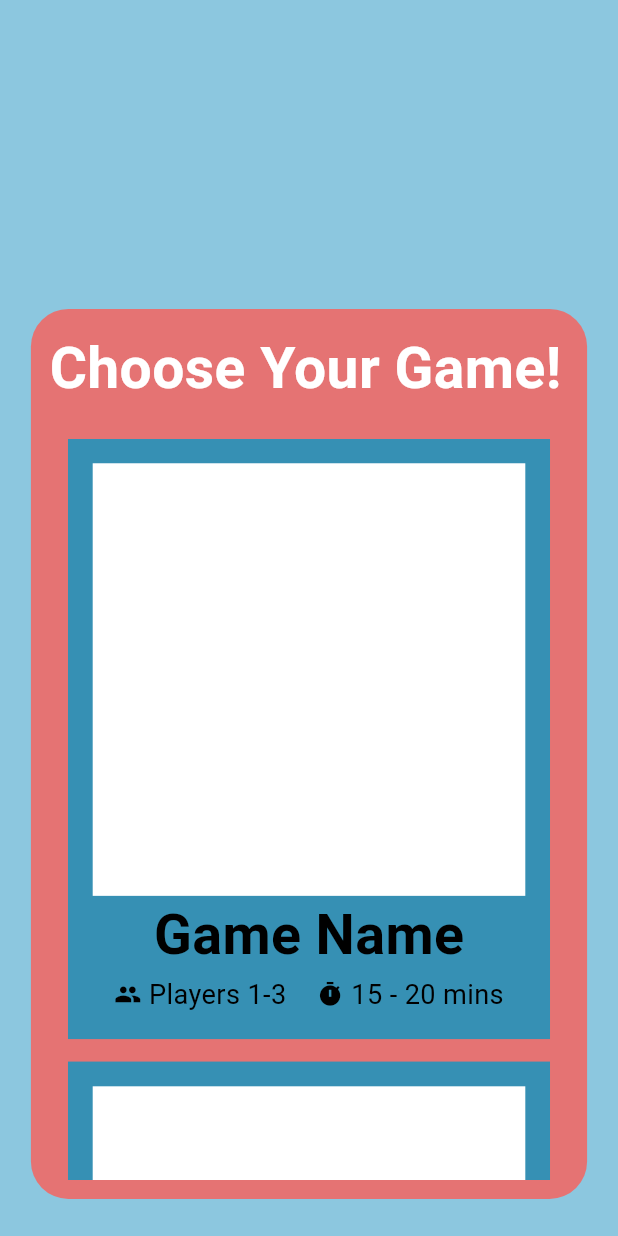
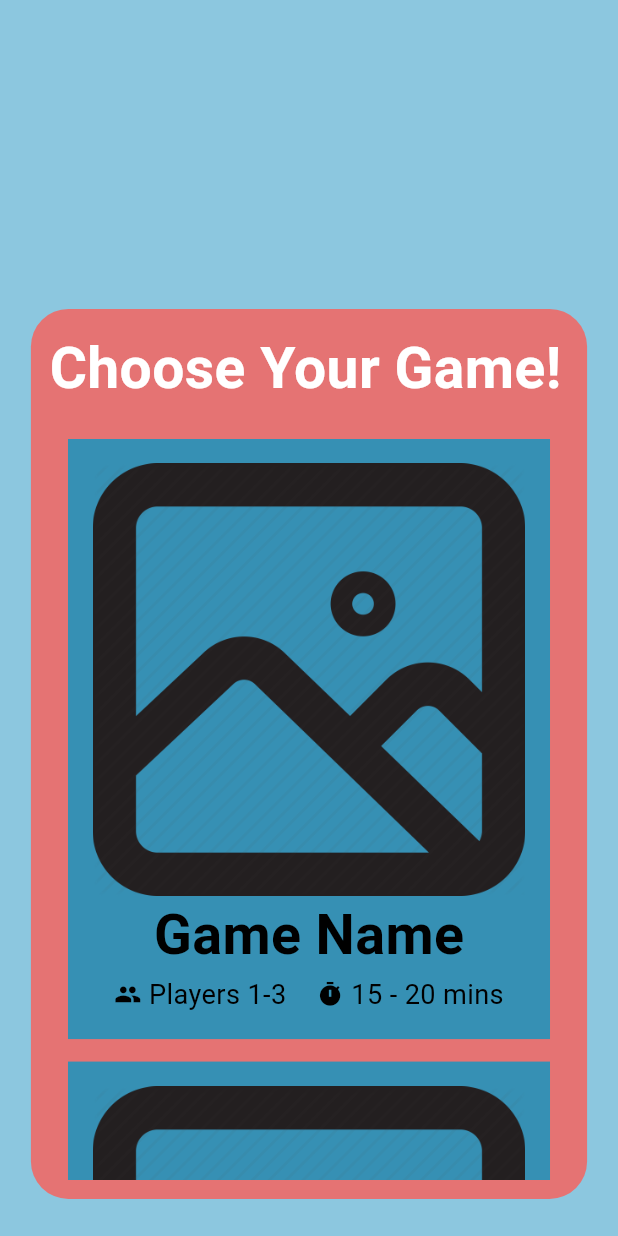
Before and after one commit to JMeachhh/interactive_darts, a Flutter app: the screen it shows after launch, on a phone screen of 412 x 824 dp. Run offline on Flutter 3.47's test engine with Material 3 defaults, Android fonts, the light colour scheme and no system bars; our stand-ins replace flutter_screenutil.

Commit message:
Test Game Pages Introduced with functionality for navigation

```diff
--- a/lib/pages/home_page.dart
+++ b/lib/pages/home_page.dart
@@ -2,6 +2,9 @@
 
 import 'package:flutter/material.dart';
 import 'package:flutter_screenutil/flutter_screenutil.dart';
+
+// game pages
+import 'package:interactive_darts/pages/test_page.dart';
 
 class HomePage extends StatefulWidget {
   const HomePage({super.key});
@@ -14,14 +17,17 @@ class GameCard extends StatelessWidget {
   final String gameName;
   final String amountOfPlayers;
   final String gameTime;
+  final Widget gamePage;
+  final String gameImage;
   // icon
-  // way to get to the game page
 
   const GameCard({
     super.key,
     required this.gameName,
     required this.amountOfPlayers,
     required this.gameTime,
+    required this.gamePage,
+    required this.gameImage,
   });
 
   @override
@@ -43,10 +49,19 @@ class GameCard extends StatelessWidget {
         child: Column(
           children: [
             // Game Icon
-            Container(
+            GestureDetector(
+              onTap: () {
+                Navigator.push(
+                  context,
+                  MaterialPageRoute(builder: (context) => gamePage),
+                );
+              },
+              child: Image(
                 height: gameIconSize,
                 width: gameIconSize,
-              color: Colors.white,
+                image: AssetImage(gameImage),
+                fit: BoxFit.cover
+              ),
             ),
 
             // Game Details
@@ -98,23 +113,30 @@ class _MyHomePageState extends State<HomePage> {
     Color? backgroundColour = Color.fromARGB(255, 140, 199, 223);
     Color? chooseGameMenuColour = Colors.red[300];
 
+    const String testImage = 'images/placeholder.jpg';
+
     // Game 1
-    // game one icon
-    const String gameOneName = "Game Name";
-    const String gameOnePlayers = "Players 1-3";
-    const String gameOneTime = "15 - 20 mins";
+    String gameOneName = "Game Name";
+    String gameOnePlayers = "Players 1-3";
+    String gameOneTime = "15 - 20 mins";
+    const String gameOneImage = testImage;
+    Widget gameOnePage = TestPage();
 
     // Game 2
     // game two icon
-    const String gameTwoName = "Game Name";
-    const String gameTwoPlayers = "Players 1-3";
-    const String gameTwoTime = "15 - 20 mins";
+    String gameTwoName = "Game Name";
+    String gameTwoPlayers = "Players 1-3";
+    String gameTwoTime = "15 - 20 mins";
+    const String gameTwoImage = testImage;
+    Widget gameTwoPage = TestPage();
 
     // Game 3
     // game three icon
-    const String gameThreeName = "Game Name";
-    const String gameThreePlayers = "Players 1-3";
-    const String gameThreeTime = "15 - 20 mins";
+    String gameThreeName = "Game Name";
+    String gameThreePlayers = "Players 1-3";
+    String gameThreeTime = "15 - 20 mins";
+    const String gameThreeImage = testImage;
+    Widget gameThreePage = TestPage();
 
     return Scaffold(
       backgroundColor: backgroundColour,
@@ -148,7 +170,10 @@ class _MyHomePageState extends State<HomePage> {
                         GameCard(
                           gameName: gameOneName,
                           amountOfPlayers: gameOnePlayers,
-                            gameTime: gameOneTime),
+                          gameTime: gameOneTime,
+                          gamePage: gameOnePage,
+                          gameImage: gameOneImage,
+                        ),
 
                         SizedBox(height: 15),
 
@@ -156,7 +181,10 @@ class _MyHomePageState extends State<HomePage> {
                         GameCard(
                           gameName: gameTwoName,
                           amountOfPlayers: gameTwoPlayers,
-                            gameTime: gameTwoTime),
+                          gameTime: gameTwoTime,
+                          gamePage: gameTwoPage,
+                          gameImage: gameTwoImage,
+                        ),
 
                         SizedBox(height: 15),
 
@@ -164,7 +192,10 @@ class _MyHomePageState extends State<HomePage> {
                         GameCard(
                           gameName: gameThreeName,
                           amountOfPlayers: gameThreePlayers,
-                            gameTime: gameThreeTime)
+                          gameTime: gameThreeTime,
+                          gamePage: gameThreePage,
+                          gameImage: gameThreeImage,
+                        )
                       ],
                     ),
                   ),
--- /dev/null
+++ b/lib/pages/test_page.dart
@@ -0,0 +1,20 @@
+import 'package:flutter/material.dart';
+
+class TestPage extends StatelessWidget {
+  const TestPage({super.key});
+
+  @override
+  Widget build(BuildContext context) {
+    return Scaffold(
+      appBar: AppBar(
+        title: const Text("Test Game Page"),
+      ),
+      body: const Center(
+        child: Text(
+          "Welcome to the test game!",
+          style: TextStyle(fontSize: 24),
+        ),
+      ),
+    );
+  }
+}
```
Also changed, not shown: pubspec.yaml (+3 -4 lines), images/placeholder.jpg (added), 2 other files. Lines whose indentation alone changed are shown as unchanged.
